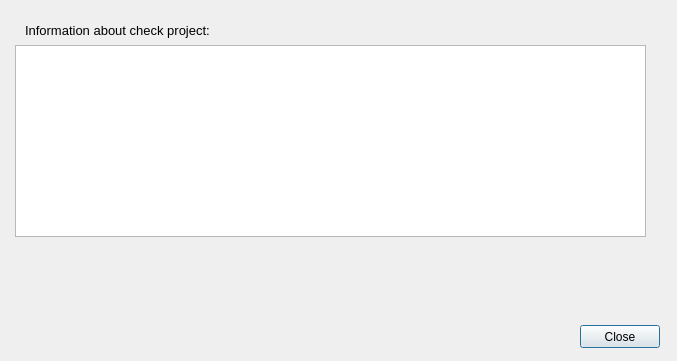
Old version of the form ui/audit_check_project_result.ui in the repository Giswater/giswater_qgis_plugin.
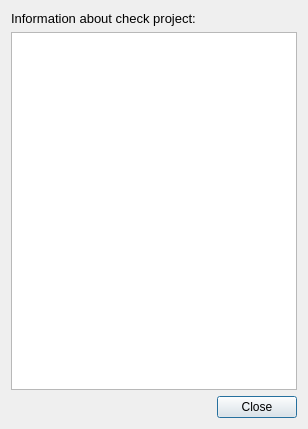
New version of the form.

```diff
--- a/ui/audit_check_project_result.ui
+++ b/ui/audit_check_project_result.ui
@@ -6,35 +6,18 @@
    <rect>
     <x>0</x>
     <y>0</y>
-    <width>677</width>
-    <height>361</height>
+    <width>308</width>
+    <height>429</height>
    </rect>
   </property>
   <property name="windowTitle">
    <string>Plugin information</string>
   </property>
-  <widget class="QPushButton" name="btn_close">
-   <property name="geometry">
-    <rect>
-     <x>580</x>
-     <y>325</y>
-     <width>80</width>
-     <height>23</height>
-    </rect>
-   </property>
-   <property name="text">
-    <string>Close</string>
-   </property>
-  </widget>
+  <layout class="QGridLayout" name="gridLayout_2">
+   <item row="0" column="0">
+    <layout class="QGridLayout" name="gridLayout">
+     <item row="0" column="0">
   <widget class="QLabel" name="lbl_title">
-   <property name="geometry">
-    <rect>
-     <x>25</x>
-     <y>20</y>
-     <width>251</width>
-     <height>20</height>
-    </rect>
-   </property>
    <property name="font">
     <font>
      <pointsize>10</pointsize>
@@ -44,16 +27,37 @@
     <string>Information about check project:</string>
    </property>
   </widget>
-  <widget class="QTableView" name="tbl_result">
-   <property name="geometry">
-    <rect>
-     <x>15</x>
-     <y>45</y>
-     <width>631</width>
-     <height>192</height>
-    </rect>
-   </property>
-  </widget>
+     </item>
+     <item row="1" column="0">
+      <widget class="QTableView" name="tbl_result"/>
+     </item>
+    </layout>
+   </item>
+   <item row="1" column="0">
+    <layout class="QHBoxLayout" name="horizontalLayout">
+     <item>
+      <spacer name="horizontalSpacer">
+       <property name="orientation">
+        <enum>Qt::Horizontal</enum>
+       </property>
+       <property name="sizeHint" stdset="0">
+        <size>
+         <width>40</width>
+         <height>20</height>
+        </size>
+       </property>
+      </spacer>
+     </item>
+     <item>
+      <widget class="QPushButton" name="btn_close">
+       <property name="text">
+        <string>Close</string>
+       </property>
+      </widget>
+     </item>
+    </layout>
+   </item>
+  </layout>
  </widget>
  <resources/>
  <connections/>
```
Lines whose indentation alone changed are shown as unchanged.
